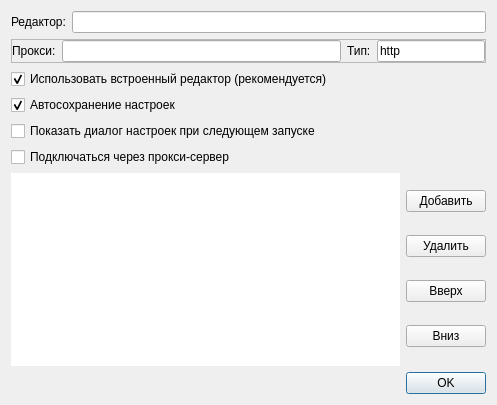
This is qtgui-files/clientconfig.ui in idec-net/cutiefeed as Qt 5 draws it before an edit. The edited form follows.
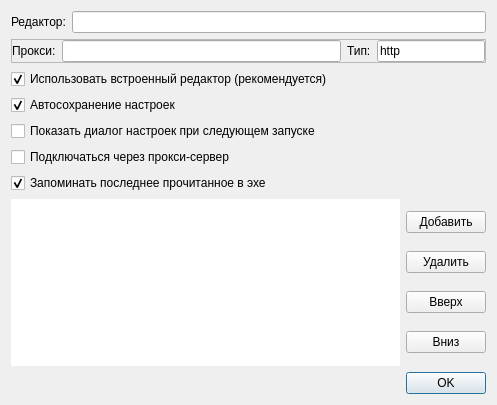
This is the edited form.

The edit to the form file:
```diff
--- a/qtgui-files/clientconfig.ui
+++ b/qtgui-files/clientconfig.ui
@@ -139,6 +139,16 @@
      </property>
     </widget>
    </item>
+   <item>
+    <widget class="QCheckBox" name="checkBox_5">
+     <property name="text">
+      <string>Запоминать последнее прочитанное в эхе</string>
+     </property>
+     <property name="checked">
+      <bool>true</bool>
+     </property>
+    </widget>
+   </item>
    <item>
     <widget class="QFrame" name="frame_2">
      <property name="toolTip">
```
